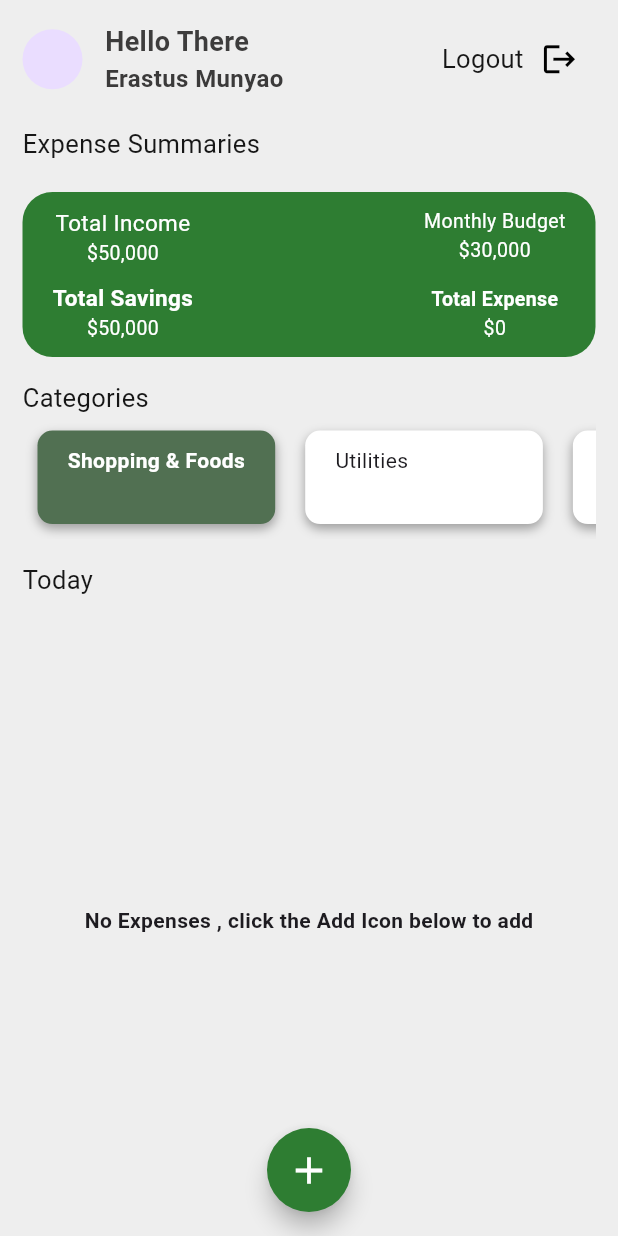
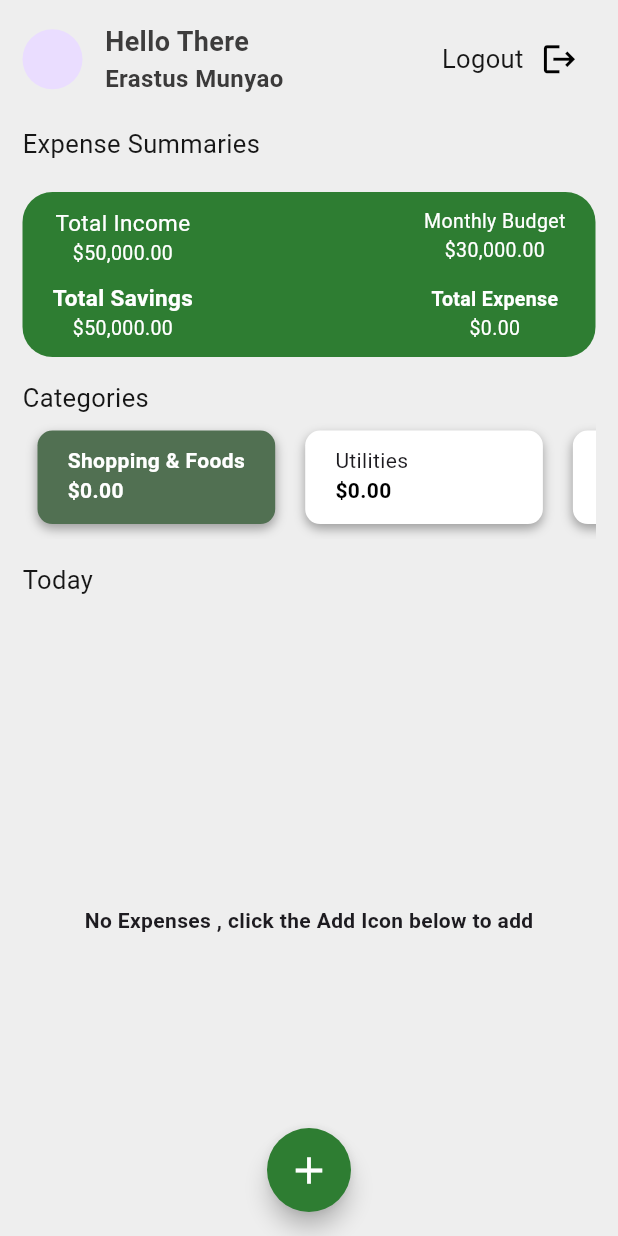
Before and after one commit to Erasto-M/Codsoft-Personal-Expense-Tracker-flutter-app, a Flutter app: the screen it shows once a user with an empty profile is signed in, on a phone screen of 412 x 824 dp. Run offline on Flutter 3.47's test engine with Material 3 defaults, Android fonts, the phone set to English and light mode, and no system bars; our stand-ins replace cloud_firestore, firebase_auth, firebase_core, firebase_database, flutter_riverpod, fluttertoast; accounts and stored records are empty.

Commit message:
added code for total category expenses

```diff
--- a/lib/Home/Providers/homepage_providers.dart
+++ b/lib/Home/Providers/homepage_providers.dart
@@ -36,7 +36,7 @@ final getExpenseFromFirebaseProvider = StreamProvider((ref) {
 final selectedCategoryProvider = StateProvider((ref) => null);
 
 // total expense provider
-// get total amount for all expenses in firebase
+// get total amount for all expenses in firebasec
 final totalExpensesProvider = Provider((ref) {
   final expenses = ref.watch(getExpenseFromFirebaseProvider);
   double totalExpenses = expenses.when(data: (data) {
@@ -71,3 +71,22 @@ final totalSavingsCalculatorProvider = Provider<double>((ref) {
   final totalSavings = remainingMonthlyBudget + savedFromIncome;
   return totalSavings;
 });
+
+// total expenses for each category
+final totalExpensesForCategoryProvider =
+    Provider.family<double, String>((ref, category) {
+  final expenses = ref.watch(getExpenseFromFirebaseProvider);
+  double totalExpenses = 0;
+  // calculate the total expenses for a given category
+  expenses.when(data: (data) {
+    totalExpenses = data
+        .where((expense) => expense.category == category)
+        .map<double>((expense) => double.tryParse(expense.amount) ?? 0.0)
+        .fold(0.0, (prev, amount) => prev + amount);
+  }, error: (err, _) {
+    totalExpenses = 0.0;
+  }, loading: () {
+    totalExpenses = 0.0;
+  });
+  return totalExpenses;
+});
--- a/lib/Home/homepage.dart
+++ b/lib/Home/homepage.dart
@@ -1,6 +1,4 @@
-import 'package:flutter/cupertino.dart';
 import 'package:flutter/material.dart';
-import 'package:flutter/widgets.dart';
 import 'package:flutter_riverpod/flutter_riverpod.dart';
 import 'package:intl/intl.dart';
 import 'package:personal_expense_tracker_codsoft/Authentication/Providers/auth_providers.dart';
@@ -50,8 +48,7 @@ class HomePage extends ConsumerWidget {
                       mediumText(
                           text: "Hello There ", fontWeight: FontWeight.bold),
                       smallText(
-                            text: "Erastus Munyao",
-                            fontWeight: FontWeight.bold),
+                          text: "Erastus Munyao", fontWeight: FontWeight.bold),
                     ],
                   ),
                   const Spacer(),
@@ -60,9 +57,7 @@ class HomePage extends ConsumerWidget {
                       showBigText(text: "Logout"),
                       IconButton(
                           onPressed: () {
-                              ref
-                                  .read(firebaseAuthProvider)
-                                  .signOutUser(context);
+                            ref.read(firebaseAuthProvider).signOutUser(context);
                           },
                           icon: const Icon(
                             Icons.logout,
@@ -91,11 +86,16 @@ class HomePage extends ConsumerWidget {
                       itemCount: categories.length,
                       itemBuilder: (context, Index) {
                         final expenseCategoryTitle = categories[Index];
+                        final totalExpenseForCategories = ref.watch(
+                            totalExpensesForCategoryProvider(
+                                expenseCategoryTitle));
+                        double totalExpense = double.tryParse(
+                                totalExpenseForCategories.toStringAsFixed(2)) ??
+                            0.0;
                         return GestureDetector(
                           onTap: () {
-                              ref
-                                  .read(selectedCategoryProvider.notifier)
-                                  .state = expenseCategoryTitle;
+                            ref.read(selectedCategoryProvider.notifier).state =
+                                expenseCategoryTitle;
                           },
                           child: Container(
                               height: MediaQuery.of(context).size.height / 6,
@@ -113,25 +113,45 @@ class HomePage extends ConsumerWidget {
                                     color: Colors.grey,
                                     blurRadius: 5,
                                     offset: Offset(0, 3),
-                                  )
+                                  ),
                                 ],
                               ),
-                              child: selectedCategory == expenseCategoryTitle
-                                  ? Text(expenseCategoryTitle,
+                              child: ListView(
+                                children: [
+                                  selectedCategory == expenseCategoryTitle
+                                      ? Text(
+                                          expenseCategoryTitle,
                                           style: const TextStyle(
                                               color: Colors.white,
-                                          fontWeight: FontWeight.bold))
+                                              fontWeight: FontWeight.bold),
+                                        )
                                       : Text(expenseCategoryTitle),
+                                  // the total  expense for each category
+                                  Text(
+                                    NumberFormat.currency(
+                                            symbol: '\$', decimalDigits: 2)
+                                        .format(totalExpense),
+                                    style:
+                                        selectedCategory == expenseCategoryTitle
+                                            ? const TextStyle(
+                                                color: Colors.white,
+                                                fontWeight: FontWeight.bold)
+                                            : const TextStyle(
+                                                color: Colors.black,
+                                                fontWeight: FontWeight.bold),
                                   ),
+                                ],
+                              )),
                         );
                       });
                 }, error: (err, _) {
-                    return Text(err.toString());
+                  return Text(
+                    err.toString(),
+                  );
                 }, loading: () {
                   return const LoadingScreen();
                 }),
               ),
-
               showmediumspace(),
               showBigText(text: "Today"),
               showmediumspace(),
@@ -173,7 +193,7 @@ class HomePage extends ConsumerWidget {
                                   ),
                                   const Spacer(),
                                   Text(NumberFormat.currency(
-                                          symbol: '\$', decimalDigits: 0)
+                                          symbol: '\$', decimalDigits: 2)
                                       .format(amount))
                                 ],
                               ),
@@ -183,17 +203,17 @@ class HomePage extends ConsumerWidget {
                                   fontSize: 14,
                                 ),
                               ),
-                              // trailing: IconButton(
-                              //   onPressed: () {
-                              //     ref
-                              //         .read(firebaseServicesProvider)
-                              //         .deleteExpense(expenseId: expense.id!);
-                              //   },
-                              //   icon: Icon(
-                              //     Icons.delete,
-                              //     color: kcBackgroundColor,
-                              //   ),
-                              // ),
+                              trailing: IconButton(
+                                onPressed: () {
+                                  ref
+                                      .read(firebaseServicesProvider)
+                                      .deleteExpense(expenseId: expense.id!);
+                                },
+                                icon: Icon(
+                                  Icons.delete,
+                                  color: kcBackgroundColor,
+                                ),
+                              ),
                             ),
                           );
                         });
@@ -210,15 +230,15 @@ class HomePage extends ConsumerWidget {
                   return Center(child: Text(err.toString()));
                 }, loading: () {
                   return const LoadingScreen();
-                }))
+                }),
+              ),
               // Daily Expanses List
             ],
           ),
         ),
         //floating action button for calling the add expense dialog
 
-          floatingActionButtonLocation:
-              FloatingActionButtonLocation.centerFloat,
+        floatingActionButtonLocation: FloatingActionButtonLocation.centerFloat,
         floatingActionButton: Consumer(
           builder: (context, ref, child) {
             return FloatingActionButton(
@@ -226,7 +246,10 @@ class HomePage extends ConsumerWidget {
               backgroundColor: kcBackgroundColor,
               onPressed: () {
                 Navigator.of(context).push(
-                      MaterialPageRoute(builder: (context) => FormScreen()));
+                  MaterialPageRoute(
+                    builder: (context) => FormScreen(),
+                  ),
+                );
               },
               tooltip: "Add Expense",
               child: const Icon(
@@ -236,7 +259,8 @@ class HomePage extends ConsumerWidget {
               ),
             );
           },
-          )),
+        ),
+      ),
     );
   }
 }
--- a/lib/Widgets/reusable_widgets.dart
+++ b/lib/Widgets/reusable_widgets.dart
@@ -129,12 +129,12 @@ Widget showsmallspace() {
 
 showExpenseConatiner(BuildContext context) {
   return Consumer(builder: (context, ref, child) {
-    final totalIncome = ref.watch(totalIncomeProvider).toStringAsFixed(0);
+    final totalIncome = ref.watch(totalIncomeProvider).toStringAsFixed(2);
     final totalMonthlyBudget =
-        ref.watch(mothlyBudgetProvider).toStringAsFixed(0);
-    final totalExpenses = ref.watch(totalExpensesProvider).toStringAsFixed(0);
+        ref.watch(mothlyBudgetProvider).toStringAsFixed(2);
+    final totalExpenses = ref.watch(totalExpensesProvider).toStringAsFixed(2);
     final totalSavings =
-        ref.watch(totalSavingsCalculatorProvider).toStringAsFixed(0);
+        ref.watch(totalSavingsCalculatorProvider).toStringAsFixed(2);
     double expenseAmount = double.tryParse(totalExpenses) ?? 0.0;
     double savingsAmount = double.tryParse(totalSavings) ?? 0.0;
     double incomeAmount = double.tryParse(totalIncome) ?? 0.0;
@@ -161,7 +161,7 @@ showExpenseConatiner(BuildContext context) {
                     ),
                   ),
                   Text(
-                    NumberFormat.currency(symbol: '\$', decimalDigits: 0)
+                    NumberFormat.currency(symbol: '\$', decimalDigits: 2)
                         .format(incomeAmount),
                     style: const TextStyle(
                       color: Colors.white,
@@ -182,7 +182,7 @@ showExpenseConatiner(BuildContext context) {
                     ),
                   ),
                   Text(
-                    NumberFormat.currency(symbol: '\$', decimalDigits: 0)
+                    NumberFormat.currency(symbol: '\$', decimalDigits: 2)
                         .format(savingsAmount),
                     style: const TextStyle(
                       color: Colors.white,
@@ -207,7 +207,7 @@ showExpenseConatiner(BuildContext context) {
                     ),
                   ),
                   Text(
-                    NumberFormat.currency(symbol: '\$', decimalDigits: 0)
+                    NumberFormat.currency(symbol: '\$', decimalDigits: 2)
                         .format(monthlyBudgetAmont),
                     style: const TextStyle(
                       color: Colors.white,
@@ -228,7 +228,7 @@ showExpenseConatiner(BuildContext context) {
                     ),
                   ),
                   Text(
-                    NumberFormat.currency(symbol: '\$', decimalDigits: 0)
+                    NumberFormat.currency(symbol: '\$', decimalDigits: 2)
                         .format(expenseAmount),
                     style: const TextStyle(
                       color: Colors.white,
```
Lines whose indentation alone changed are shown as unchanged.
